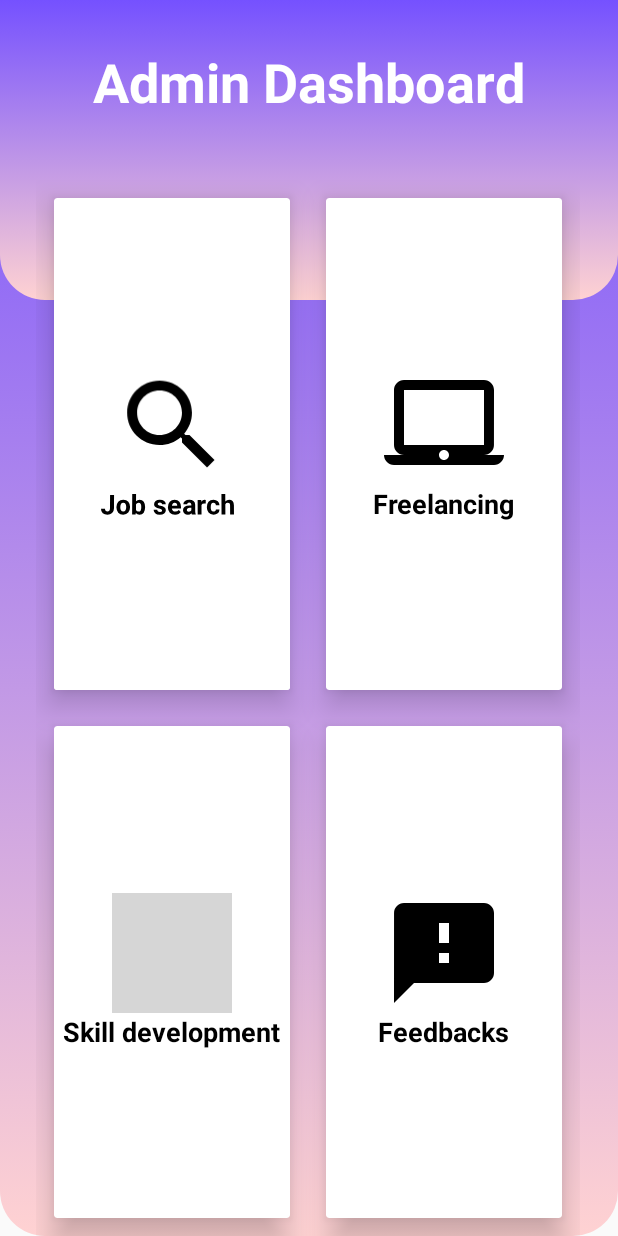
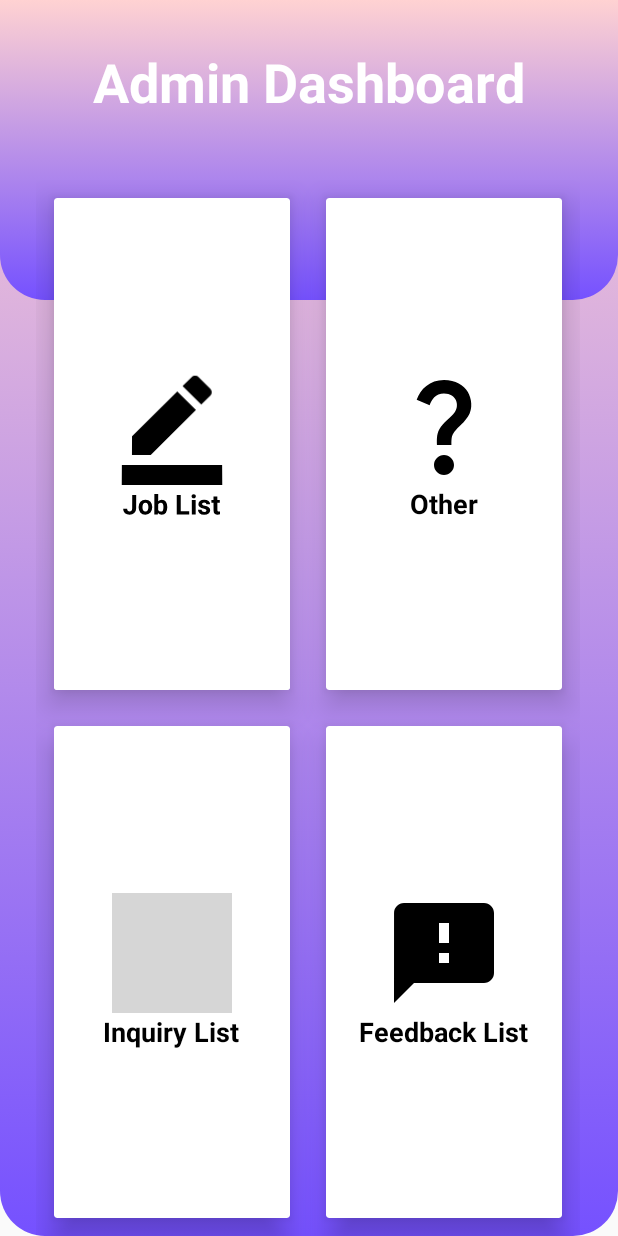
Before and after one commit to it-21360978/Applied, an Android app: the adminDash screen opened directly, with no data from a screen before it, on a phone screen of 412 x 824 dp. Run offline under Robolectric (Android 15) with nearby library versions, the phone set to English and light mode, and no system bars; grey boxes are pictures that could not be loaded.

Commit message:
integrated the system

```diff
--- a/app/src/main/java/com/example/job_portal/SignInActivity.kt
+++ b/app/src/main/java/com/example/job_portal/SignInActivity.kt
@@ -54,7 +54,7 @@ class SignInActivity : AppCompatActivity() {
                         "Seeker" -> {
                             firebaseAuth.signInWithEmailAndPassword(email, pass).addOnCompleteListener {
                                 if (it.isSuccessful) {
-                                    val intent = Intent(this, Seeker_profile::class.java)
+                                    val intent = Intent(this, InquiryMainActivity::class.java)
                                     startActivity(intent)
                                 } else {
                                     Toast.makeText(this, it.exception.toString(), Toast.LENGTH_LONG).show()
--- a/app/src/main/java/com/example/job_portal/adminDash.kt
+++ b/app/src/main/java/com/example/job_portal/adminDash.kt
@@ -1,11 +1,36 @@
 package com.example.job_portal
 
+import android.content.Intent
 import androidx.appcompat.app.AppCompatActivity
 import android.os.Bundle
+import androidx.cardview.widget.CardView
 
 class adminDash : AppCompatActivity() {
+
+
+    private lateinit var btnJ: CardView
+    private lateinit var btnInq: CardView
+
     override fun onCreate(savedInstanceState: Bundle?) {
         super.onCreate(savedInstanceState)
         setContentView(R.layout.activity_admin_dash)
+
+
+        btnJ = findViewById(R.id.job)
+        btnInq = findViewById(R.id.btnInq)
+
+
+
+        btnJ.setOnClickListener{
+
+            val intent = Intent(this,job_category::class.java)
+            startActivity(intent)
+        }
+
+        btnInq.setOnClickListener{
+
+            val intent = Intent(this,Fetching_Activity::class.java)
+            startActivity(intent)
+        }
     }
 }
--- a/app/src/main/res/drawable/bg_view.xml
+++ b/app/src/main/res/drawable/bg_view.xml
@@ -4,7 +4,7 @@
         <shape android:shape="rectangle">
             <corners android:bottomLeftRadius="30dp" android:bottomRightRadius="30dp">
             </corners>
-            <gradient android:startColor="#7551FF" android:endColor="#FFD2D2" android:angle="279"></gradient>
+            <gradient android:startColor="#7551FF" android:endColor="#FFD2D2" android:angle="90"></gradient>
 
         </shape>
     </item>
--- a/app/src/main/res/layout/activity_admin_dash.xml
+++ b/app/src/main/res/layout/activity_admin_dash.xml
@@ -52,7 +52,7 @@
                     android:layout_width="80dp"
                     android:layout_height="80dp"
                     android:layout_gravity="center_horizontal"
-                    android:src="@drawable/search" />
+                    android:src="@drawable/baseline_border_color_24" />
 
                 <TextView
                     android:layout_width="wrap_content"
@@ -89,7 +89,7 @@
                     android:layout_width="80dp"
                     android:layout_height="80dp"
                     android:layout_gravity="center_horizontal"
-                    android:src="@drawable/freelancing" />
+                    android:src="@drawable/baseline_question_mark_24" />
 
                 <TextView
 
@@ -105,7 +105,7 @@
         </androidx.cardview.widget.CardView>
 
         <androidx.cardview.widget.CardView
-            android:id="@+id/btnskill"
+            android:id="@+id/btnInq"
             android:layout_width="150dp"
             android:layout_height="150dp"
             android:layout_row="2"
--- a/app/src/main/res/layout/activity_main1.xml
+++ b/app/src/main/res/layout/activity_main1.xml
@@ -220,7 +220,7 @@
 
 
         <androidx.cardview.widget.CardView
-            android:id="@+id/btnFetchData"
+            android:id="@+id/btnprofile"
             android:layout_width="150dp"
             android:layout_height="150dp"
             android:layout_row="3"
--- a/app/src/main/res/values/strings.xml
+++ b/app/src/main/res/values/strings.xml
@@ -60,10 +60,10 @@
     <string name="msg">Type Message Here</string>
     <string name="submitbtn">Submit</string>
     <string name="interview">Improving your interview skills can make a big difference in landing a job. To prepare for an interview, start by researching the company and its mission. This will help you to answer questions about why you want to work there and what you can contribute to the company. Practice common interview questions out loud to build your confidence and improve your responses. It\'s also important to dress professionally, arrive early, and make a good first impression. During the interview, listen carefully to the questions and take your time when answering. Finally, remember to thank the interviewer for their time and follow up with a thank you note or email.</string>
-    <string name="job">"Job search "</string>
-    <string name="free">Freelancing</string>
-    <string name="skills">Skill development</string>
-    <string name="feedbackAdd">Feedbacks</string>
+    <string name="job">Job List</string>
+    <string name="free">Other</string>
+    <string name="skills">Inquiry List</string>
+    <string name="feedbackAdd">Feedback List</string>
     <string name="addinq">Inquiries</string>
     <string name="user">Profile</string>
     <string name="nameN">Name</string>
```
Also changed, not shown: app/src/main/AndroidManifest.xml (+16 -2 lines), app/src/main/java/com/example/job_portal/InquiryMainActivity.kt (+9 -4 lines), app/src/main/java/com/example/job_portal/card_view.kt (+16 -0 lines).
